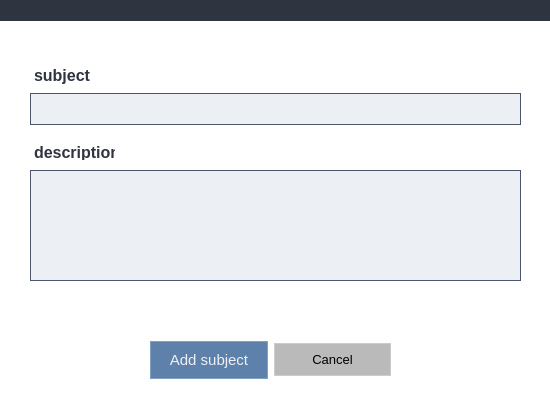
Above: School_System/ui/AddSubjectDialog.ui from KasperJack/School-Management-System before the change. Below: the same form after it.
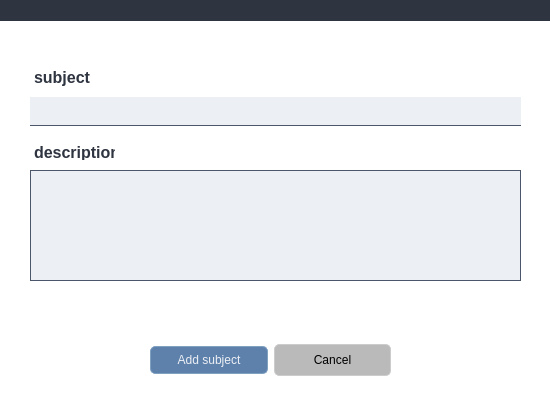
That is the form after the change.

```diff
--- a/School_System/ui/AddSubjectDialog.ui
+++ b/School_System/ui/AddSubjectDialog.ui
@@ -19,8 +19,6 @@
     background-color:rgb(255, 255, 255); /* Light Gray for Light Mode */
     color: #000000;           /* Black Text */
     font-family: &quot;Segoe UI&quot;, Arial, sans-serif;
-    font-size: 12pt;
-border-radius: 10px;
 }
 
 /* Dark Mode (Toggle this for dark theme) */
@@ -55,7 +53,7 @@
      <x>30</x>
      <y>60</y>
      <width>491</width>
-     <height>65</height>
+     <height>66</height>
     </rect>
    </property>
    <layout class="QVBoxLayout" name="verticalLayout">
@@ -91,14 +89,13 @@
     <item>
      <widget class="QLineEdit" name="subject_name_field">
       <property name="styleSheet">
-       <string notr="true">/* Input Field */
-QLineEdit {
+       <string notr="true">QLineEdit {
     background-color: #eceff4; /* Light background */
     color: #000000; /* Black text */
-    border: 1px solid #4C566A; /* Subtle gray-blue border */
-    border-radius: 0px; /* No rounded corners */
+    border: none; /* Remove default border */
+    border-bottom: 1px solid #4C566A; /* Subtle bottom border */
     padding: 6px; /* Padding inside the field */
-    font-size: 14px; /* Standard font size */
+    outline: none; /* Remove focus outline */
 }
 
 /* Focused Input Field */
@@ -131,8 +128,8 @@
      <widget class="QPushButton" name="add_subject_button">
       <property name="minimumSize">
        <size>
-        <width>86</width>
-        <height>38</height>
+        <width>0</width>
+        <height>0</height>
        </size>
       </property>
       <property name="styleSheet">
@@ -143,9 +140,8 @@
     border-radius: 0px; /* No roundness */
     padding: 6px 12px;
     font-family: &quot;Segoe UI&quot;;
-    font-size: 15px;
-    min-width: 60px;
-    min-height: 24px;
+border-radius: 5px;
+
 }
 
 /* Hover State */
@@ -210,7 +206,7 @@
     border: 1px solid #cccccc;     /* Light gray border */
     border-radius: 0px;
     padding: 8px 16px;
-    font-size: 10pt;
+border-radius: 5px;
 }
 
 QPushButton:hover {
```
Left out of the diff: 3 changed lines with no effect on the pictures.
